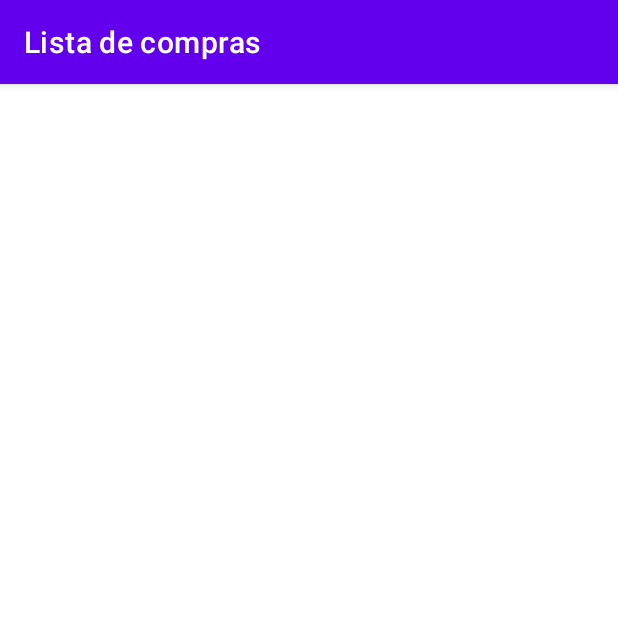
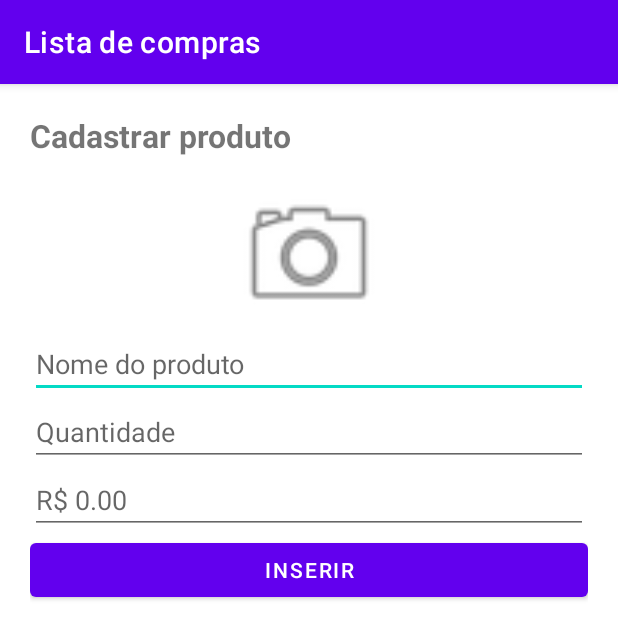
Before and after one commit to leandrodasilvamarques/Lista-de-Compras, an Android app: the CadastroActivity screen opened directly, with no data from a screen before it, on a phone screen of 412 x 824 dp. Shown: the top 639 px of the screen. Run offline under Robolectric (Android 15) with nearby library versions, the phone set to English and light mode, and no system bars.

Commit message:
tela ja organizada, com textViews, editTexts, buttons e ImageView, falta colocar a logica para adicionar os produtos, button de adicionar produto da tela Main mudado para um button redondo com simbulo de +

```diff
--- a/app/src/main/AndroidManifest.xml
+++ b/app/src/main/AndroidManifest.xml
@@ -18,6 +18,10 @@
         <activity
             android:name=".MainActivity"
             android:exported="true">
+            <meta-data
+                android:name="android.support.PARENT_ACTIVITY"
+                android:value=".MainActivity"/>
+
             <intent-filter>
                 <action android:name="android.intent.action.MAIN" />
 
--- a/app/src/main/java/com/example/listadecompras/CadastroActivity.kt
+++ b/app/src/main/java/com/example/listadecompras/CadastroActivity.kt
@@ -5,16 +5,29 @@ import androidx.activity.enableEdgeToEdge
 import androidx.appcompat.app.AppCompatActivity
 import androidx.core.view.ViewCompat
 import androidx.core.view.WindowInsetsCompat
+import com.example.listadecompras.databinding.ActivityCadastroBinding
 
 class CadastroActivity : AppCompatActivity() {
+    private lateinit var binding: ActivityCadastroBinding
+
     override fun onCreate(savedInstanceState: Bundle?) {
         super.onCreate(savedInstanceState)
-        enableEdgeToEdge()
-        setContentView(R.layout.activity_cadastro)
-        ViewCompat.setOnApplyWindowInsetsListener(findViewById(R.id.main)) { v, insets ->
-            val systemBars = insets.getInsets(WindowInsetsCompat.Type.systemBars())
-            v.setPadding(systemBars.left, systemBars.top, systemBars.right, systemBars.bottom)
-            insets
+        binding = ActivityCadastroBinding.inflate(layoutInflater)
+        setContentView(binding.root)
+
+        binding.cadastroBtnInserir.setOnClickListener() {
+//            val imagem = binding.cadastroImage.ima
+            val produto = binding.cadastroNomeProduto.text.toString()
+            val quantidade = binding.cadastroQuantidade.text
+            val valor = binding.cadastroValor.text
+
+            if (produto.isNotBlank()){
+
+                binding.cadastroNomeProduto.text.clear()
+            } else {
+                binding.cadastroNomeProduto.error = "Insira um valor valido"
+            }
         }
+
     }
 }
--- a/app/src/main/res/layout/activity_cadastro.xml
+++ b/app/src/main/res/layout/activity_cadastro.xml
@@ -1,10 +1,53 @@
 <?xml version="1.0" encoding="utf-8"?>
-<androidx.constraintlayout.widget.ConstraintLayout xmlns:android="http://schemas.android.com/apk/res/android"
+<LinearLayout xmlns:android="http://schemas.android.com/apk/res/android"
     xmlns:app="http://schemas.android.com/apk/res-auto"
     xmlns:tools="http://schemas.android.com/tools"
     android:id="@+id/main"
     android:layout_width="match_parent"
     android:layout_height="match_parent"
-    tools:context=".CadastroActivity">
+    tools:context=".CadastroActivity"
+    android:orientation="vertical"
+    android:padding="20dp">
 
-</androidx.constraintlayout.widget.ConstraintLayout>
+    <TextView
+        android:layout_width="wrap_content"
+        android:layout_height="wrap_content"
+        android:text="Cadastrar produto"
+        android:textStyle="bold"
+        android:textSize="21sp"
+        android:layout_marginBottom="15dp"/>
+
+    <ImageView
+        android:layout_width="100dp"
+        android:layout_height="100dp"
+        android:src="@android:drawable/ic_menu_camera"
+        android:layout_gravity="center"
+        android:id="@+id/cadastro_image"/>
+
+    <EditText
+        android:layout_width="match_parent"
+        android:layout_height="wrap_content"
+        android:hint="Nome do produto"
+        android:id="@+id/cadastro_nome_produto"/>
+
+    <EditText
+        android:layout_width="match_parent"
+        android:layout_height="wrap_content"
+        android:hint="Quantidade"
+        android:inputType="number"
+        android:id="@+id/cadastro_quantidade"/>
+
+    <EditText
+        android:layout_width="match_parent"
+        android:layout_height="wrap_content"
+        android:hint="R$ 0.00"
+        android:inputType="numberDecimal"
+        android:id="@+id/cadastro_valor"/>
+
+    <Button
+        android:layout_width="match_parent"
+        android:layout_height="wrap_content"
+        android:text="inserir"
+        android:id="@+id/cadastro_btn_inserir"/>
+
+</LinearLayout>
```
Also changed, not shown: app/src/main/java/com/example/listadecompras/MainActivity.kt (+4 -9 lines), app/src/main/res/layout/activity_main.xml (+14 -12 lines).
